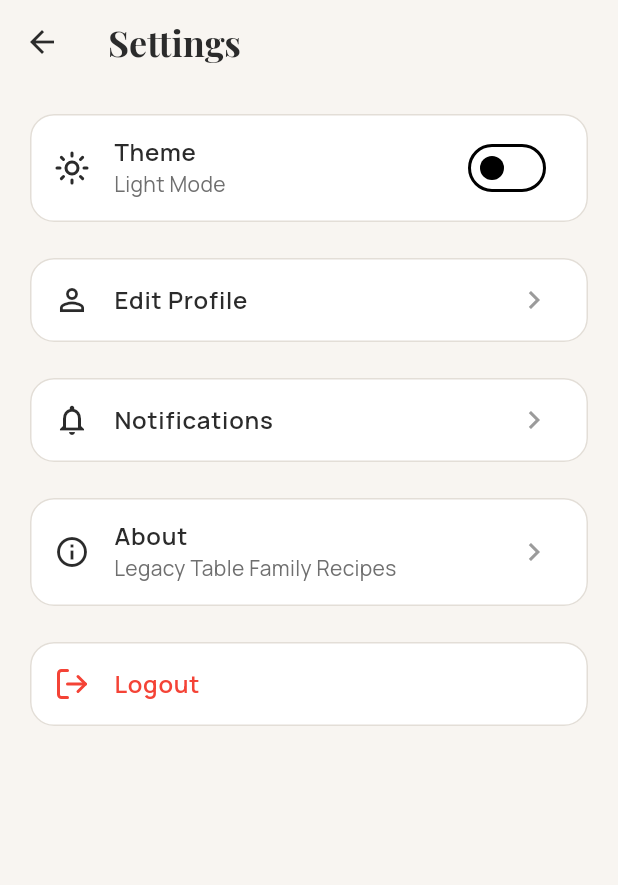
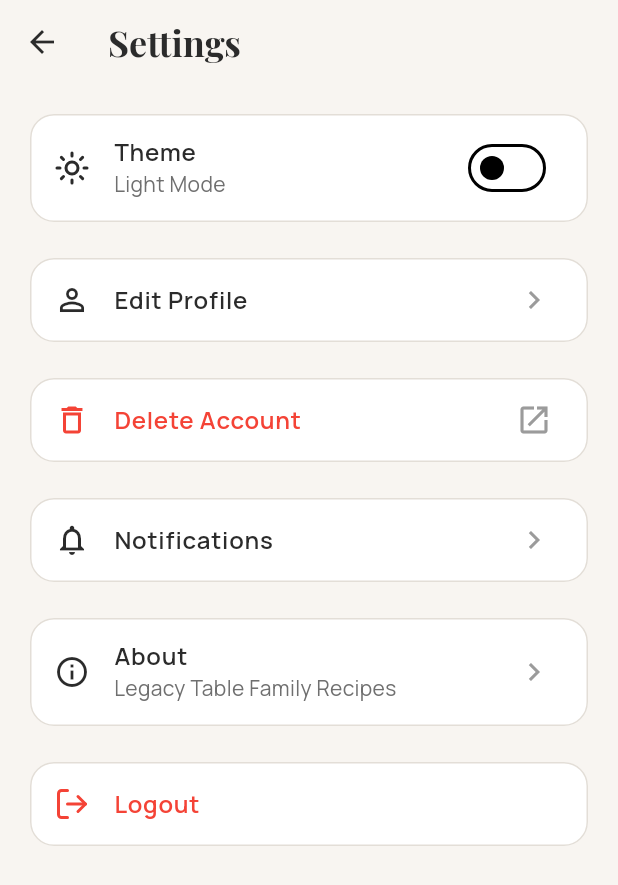
Before and after one commit to quietwarbear/lagacy_table, a Flutter app: the SettingsScreen screen opened directly, on a phone screen of 412 x 824 dp. Shown: the top 885 px of the screen. Run offline on Flutter 3.47's test engine with Material 3 defaults, Android fonts, the light colour scheme and no system bars; our stand-ins replace device_preview, dio, flutter_secure_storage, flutter_svg, image_picker, pdf and 5 more; accounts and stored records are empty; network calls fail.

Commit message:
Add Delete Account link and url_launcher
Add a 'Delete Account' card to the Settings screen that opens the external delete-account page using url_launcher with basic error handling. Add url_launcher to pubspec.yaml and bump app version to 1.0.3+103. Update iOS Podfile.lock and pubspec.lock to reflect the new dependency and related package/version bumps.

```diff
--- a/lib/views/settings_screen.dart
+++ b/lib/views/settings_screen.dart
@@ -5,6 +5,7 @@ import 'package:flutter/services.dart';
 import 'package:flutter_svg/flutter_svg.dart';
 import 'package:provider/provider.dart';
 import 'package:share_plus/share_plus.dart';
+import 'package:url_launcher/url_launcher.dart';
 import '../providers/theme_provider.dart';
 import '../config/app_theme.dart';
 import '../services/session_manager.dart';
@@ -26,6 +27,23 @@ class _SettingsScreenState extends State<SettingsScreen> {
   Family? _family;
   List<User> _familyMembers = [];
   bool _isLoadingMembers = false;
+
+  Future<void> _openDeleteAccountPage() async {
+    final uri = Uri.parse('https://legacytable.app/delete-account');
+    try {
+      final launched = await launchUrl(
+        uri,
+        mode: LaunchMode.externalApplication,
+      );
+      if (!launched && mounted) {
+        StyledSnackBar.showError(context, 'Could not open delete account page');
+      }
+    } catch (_) {
+      if (mounted) {
+        StyledSnackBar.showError(context, 'Could not open delete account page');
+      }
+    }
+  }
 
   @override
   void initState() {
@@ -1153,6 +1171,40 @@ class _SettingsScreenState extends State<SettingsScreen> {
           ),
           const SizedBox(height: 16),
 
+          // Delete Account
+          Card(
+            elevation: 0,
+            shape: RoundedRectangleBorder(
+              borderRadius: BorderRadius.circular(16),
+              side: BorderSide(
+                color: isDark ? DarkColors.border : LightColors.border,
+                width: 1,
+              ),
+            ),
+            color: isDark ? DarkColors.surface : LightColors.surface,
+            child: ListTile(
+              leading: Icon(
+                Icons.delete_outline,
+                color: Colors.red,
+              ),
+              title: Text(
+                'Delete Account',
+                style: TextStyle(
+                  fontFamily: 'Manrope',
+                  fontSize: 16,
+                  fontWeight: FontWeight.w600,
+                  color: Colors.red,
+                ),
+              ),
+              trailing: Icon(
+                Icons.open_in_new,
+                color: isDark ? DarkColors.textMuted : LightColors.textMuted,
+              ),
+              onTap: _openDeleteAccountPage,
+            ),
+          ),
+          const SizedBox(height: 16),
+
           // Notifications
           Card(
             elevation: 0,
--- a/pubspec.yaml
+++ b/pubspec.yaml
@@ -16,7 +16,7 @@ publish_to: 'none' # Remove this line if you wish to publish to pub.dev
 # https://developer.apple.com/library/archive/documentation/General/Reference/InfoPlistKeyReference/Articles/CoreFoundationKeys.html
 # In Windows, build-name is used as the major, minor, and patch parts
 # of the product and file versions while build-number is used as the build suffix.
-version: 1.0.2+102
+version: 1.0.3+103
 
 environment:
   sdk: ^3.9.2
@@ -47,6 +47,7 @@ dependencies:
   image_picker: ^1.2.1
   permission_handler: ^11.3.1
   device_preview: ^1.3.1
+  url_launcher: ^6.3.2
 
 dev_dependencies:
   flutter_launcher_icons: ^0.14.4
```
Also changed, not shown: pubspec.lock, 1 other file.
